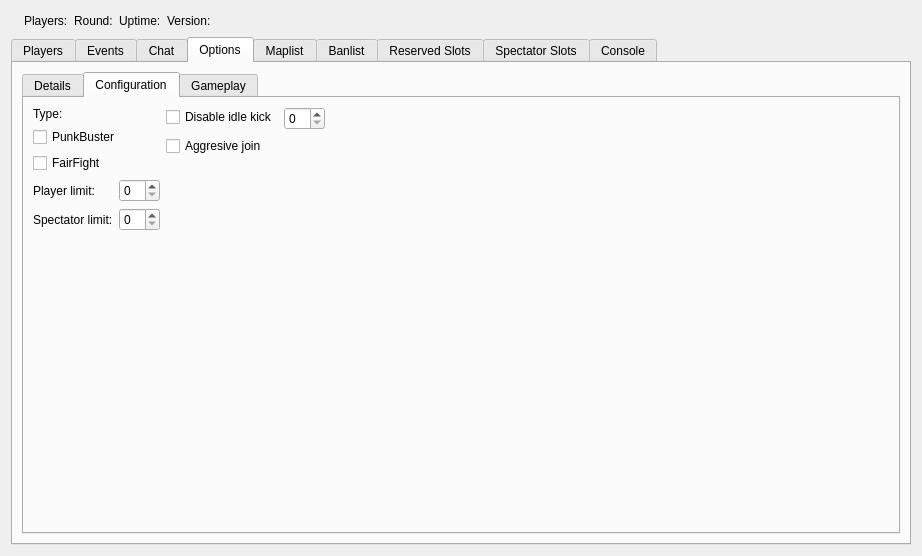
OpenRcon/OpenRcon, file Client/bf4/BF4.ui: the form before one commit.
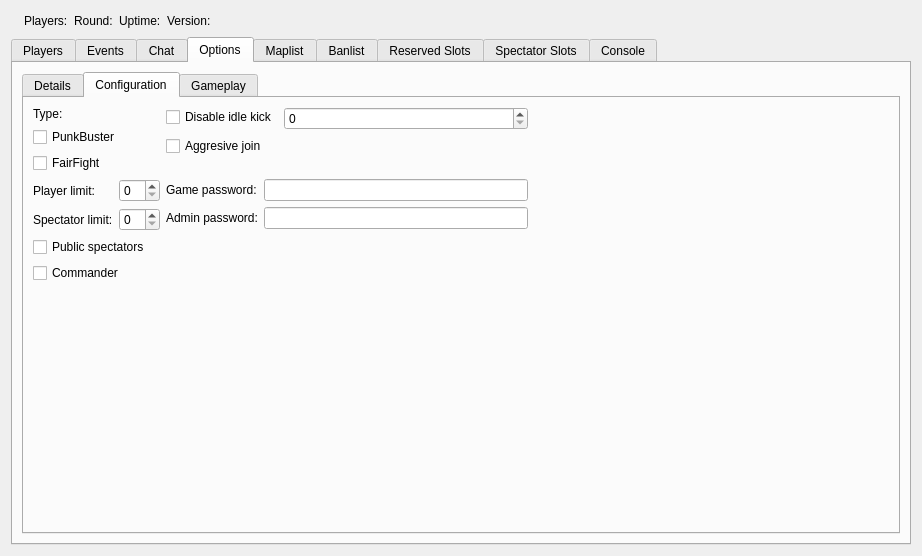
The form after the commit. Icons and pictures are not drawn.

Commit message: Added gui for comming features. But currently work in progress.

```diff
--- a/Client/bf4/BF4.ui
+++ b/Client/bf4/BF4.ui
@@ -406,6 +406,74 @@
              </item>
             </layout>
            </item>
+           <item row="0" column="2">
+            <spacer name="horizontalSpacer_6">
+             <property name="orientation">
+              <enum>Qt::Horizontal</enum>
+             </property>
+             <property name="sizeHint" stdset="0">
+              <size>
+               <width>40</width>
+               <height>20</height>
+              </size>
+             </property>
+            </spacer>
+           </item>
+           <item row="2" column="0">
+            <layout class="QFormLayout" name="formLayout_7">
+             <item row="0" column="0" colspan="2">
+              <widget class="QCheckBox" name="checkBox_so_co_alwaysAllowSpectators">
+               <property name="text">
+                <string>Public spectators</string>
+               </property>
+              </widget>
+             </item>
+             <item row="1" column="0" colspan="2">
+              <widget class="QCheckBox" name="checkBox_so_co_commander">
+               <property name="text">
+                <string>Commander</string>
+               </property>
+              </widget>
+             </item>
+            </layout>
+           </item>
+           <item row="1" column="1">
+            <layout class="QFormLayout" name="formLayout_9">
+             <item row="0" column="0">
+              <widget class="QLabel" name="label_co_so_gamePassword">
+               <property name="text">
+                <string>Game password:</string>
+               </property>
+              </widget>
+             </item>
+             <item row="1" column="0">
+              <widget class="QLabel" name="label_co_so_adminPassword">
+               <property name="text">
+                <string>Admin password:</string>
+               </property>
+              </widget>
+             </item>
+             <item row="0" column="1">
+              <widget class="QLineEdit" name="lineEdit_co_so_gamePassword"/>
+             </item>
+             <item row="1" column="1">
+              <widget class="QLineEdit" name="lineEdit_co_so_adminPassword"/>
+             </item>
+            </layout>
+           </item>
+           <item row="3" column="0">
+            <spacer name="verticalSpacer_6">
+             <property name="orientation">
+              <enum>Qt::Vertical</enum>
+             </property>
+             <property name="sizeHint" stdset="0">
+              <size>
+               <width>20</width>
+               <height>40</height>
+              </size>
+             </property>
+            </spacer>
+           </item>
           </layout>
          </widget>
          <widget class="QWidget" name="tab_so_gp">
```
Left out of the diff: 39 changed lines with no effect on the pictures.
